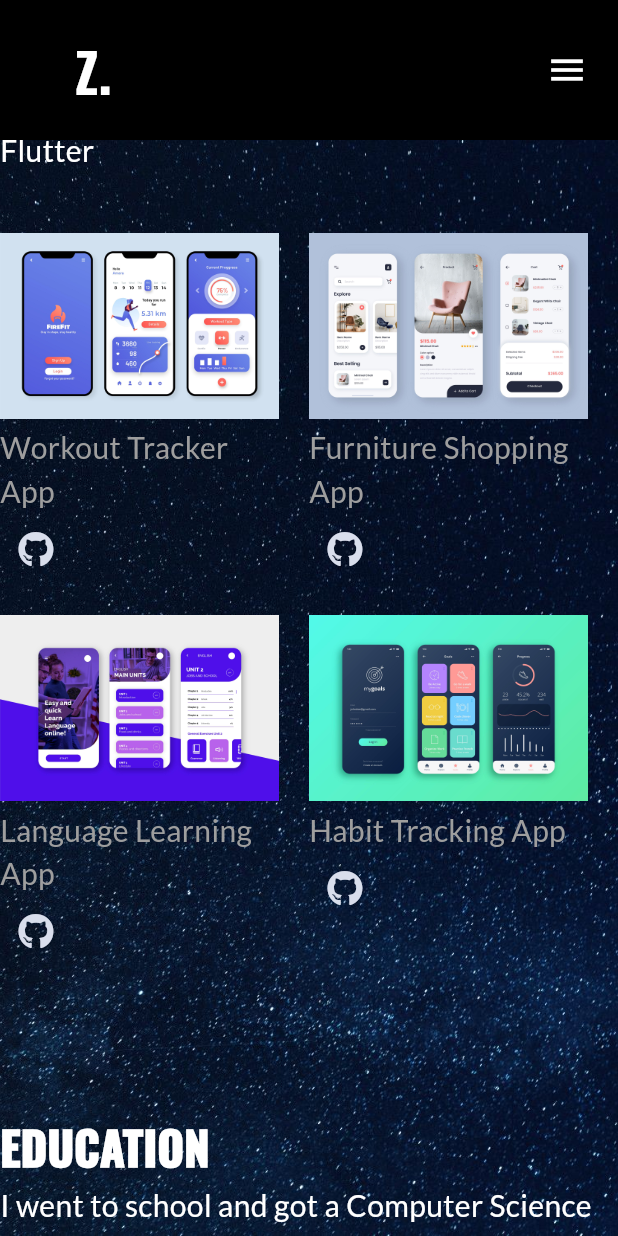
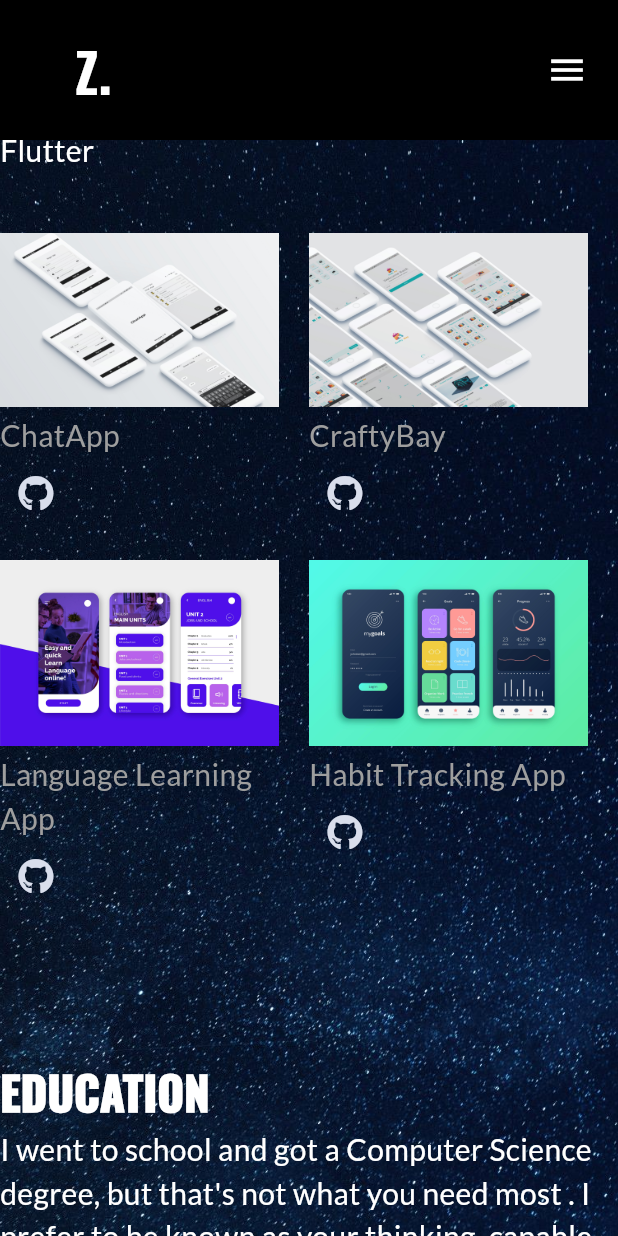
Before and after one commit to jisan66/my_portfolio, a Flutter app: the screen it shows after launch, scrolled down 1728 dp, on a phone screen of 412 x 824 dp. Run offline on Flutter 3.47's test engine with Material 3 defaults, Android fonts, the phone set to English and light mode, and no system bars; drawn by our look-alikes of scrollable_positioned_list; our stand-ins replace animated_text_kit, font_awesome_flutter, google_fonts, lottie, responsive_framework.

Commit message:
2 projects added

```diff
--- a/lib/data/projects.dart
+++ b/lib/data/projects.dart
@@ -2,13 +2,13 @@ import 'package:my_portfolio/models/project.dart';
 
 const List<Project> projects = [
   Project(
-    description: 'Workout Tracker App',
-    image: 'assets/workout.jpg',
+    description: 'ChatApp',
+    image: 'assets/chatapp.jpg',
     gitLink: 'https://github.com/',
   ),
   Project(
-    description: 'Furniture Shopping App',
-    image: 'assets/shopping.jpg',
+    description: 'CraftyBay',
+    image: 'assets/ecommerce.jpg',
     gitLink: 'https://github.com/',
   ),
   Project(
```
Also changed, not shown: assets/chatapp.jpg (added), assets/ecommerce.jpg (added).
